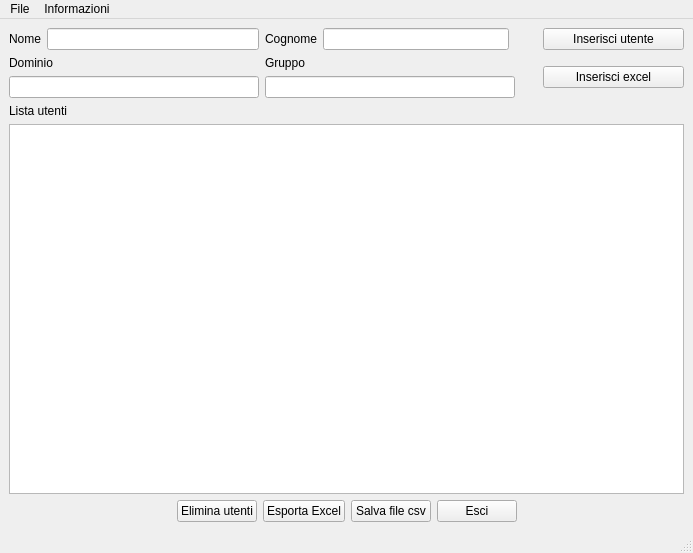
Above: src/mainwindow.ui from kratos83/UtentiGSuite before the change. Below: the same form after it.
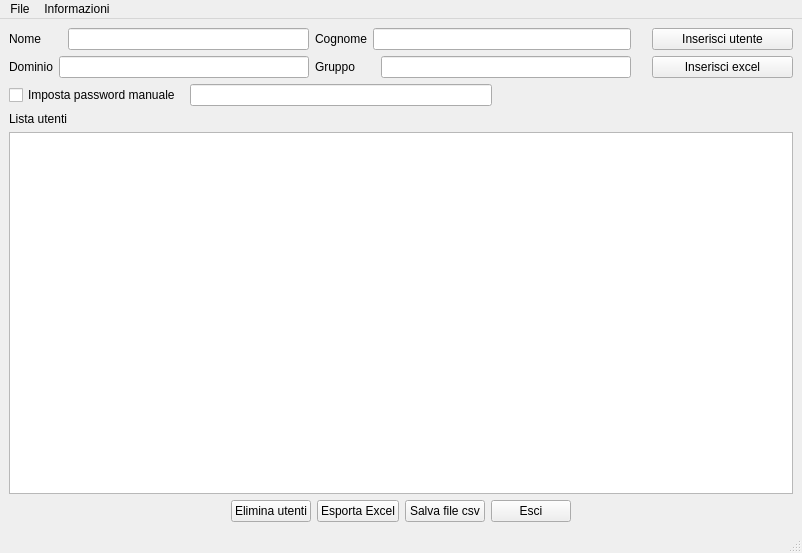
That is the form after the change. Icons and pictures are not drawn.

```diff
--- a/src/mainwindow.ui
+++ b/src/mainwindow.ui
@@ -6,7 +6,7 @@
    <rect>
     <x>0</x>
     <y>0</y>
-    <width>693</width>
+    <width>802</width>
     <height>553</height>
    </rect>
   </property>
@@ -15,35 +15,129 @@
   </property>
   <widget class="QWidget" name="centralwidget">
    <layout class="QGridLayout" name="gridLayout">
-    <item row="0" column="0">
-     <layout class="QHBoxLayout" name="horizontalLayout_3">
+    <item row="4" column="0" colspan="3">
+     <layout class="QHBoxLayout" name="horizontalLayout">
       <item>
-       <widget class="QLabel" name="label">
+       <spacer name="horizontalSpacer">
+        <property name="orientation">
+         <enum>Qt::Horizontal</enum>
+        </property>
+        <property name="sizeHint" stdset="0">
+         <size>
+          <width>40</width>
+          <height>20</height>
+         </size>
+        </property>
+       </spacer>
+      </item>
+      <item>
+       <widget class="QPushButton" name="pushButtonRemove">
         <property name="text">
-         <string>Nome</string>
+         <string>Elimina utenti</string>
         </property>
+        <property name="icon">
+         <iconset resource="images.qrc">
+          <normaloff>:/images/edit-delete.png</normaloff>:/images/edit-delete.png</iconset>
+        </property>
+        <property name="iconSize">
+         <size>
+          <width>24</width>
+          <height>24</height>
+         </size>
+        </property>
        </widget>
       </item>
       <item>
-       <widget class="QLineEdit" name="lineEditNome"/>
+       <widget class="QPushButton" name="pushButtonExcel">
+        <property name="text">
+         <string>Esporta Excel</string>
+        </property>
+        <property name="icon">
+         <iconset resource="images.qrc">
+          <normaloff>:/images/excel.png</normaloff>:/images/excel.png</iconset>
+        </property>
+        <property name="iconSize">
+         <size>
+          <width>24</width>
+          <height>24</height>
+         </size>
+        </property>
+       </widget>
       </item>
+      <item>
+       <widget class="QPushButton" name="fileCSV">
+        <property name="text">
+         <string>Salva file csv</string>
+        </property>
+        <property name="icon">
+         <iconset resource="images.qrc">
+          <normaloff>:/images/csv.png</normaloff>:/images/csv.png</iconset>
+        </property>
+        <property name="iconSize">
+         <size>
+          <width>24</width>
+          <height>24</height>
+         </size>
+        </property>
+       </widget>
+      </item>
+      <item>
+       <widget class="QPushButton" name="pushButton_2">
+        <property name="text">
+         <string>Esci</string>
+        </property>
+        <property name="icon">
+         <iconset resource="images.qrc">
+          <normaloff>:/images/application-exit.png</normaloff>:/images/application-exit.png</iconset>
+        </property>
+        <property name="iconSize">
+         <size>
+          <width>24</width>
+          <height>24</height>
+         </size>
+        </property>
+        <property name="shortcut">
+         <string>Ctrl+S</string>
+        </property>
+       </widget>
+      </item>
+      <item>
+       <spacer name="horizontalSpacer_2">
+        <property name="orientation">
+         <enum>Qt::Horizontal</enum>
+        </property>
+        <property name="sizeHint" stdset="0">
+         <size>
+          <width>40</width>
+          <height>20</height>
+         </size>
+        </property>
+       </spacer>
+      </item>
      </layout>
     </item>
-    <item row="0" column="1">
-     <layout class="QHBoxLayout" name="horizontalLayout_4">
+    <item row="1" column="0">
+     <layout class="QHBoxLayout" name="horizontalLayout_7">
       <item>
-       <widget class="QLabel" name="label_3">
+       <widget class="QLabel" name="label_2">
         <property name="text">
-         <string>Cognome</string>
+         <string>Dominio</string>
         </property>
        </widget>
       </item>
       <item>
-       <widget class="QLineEdit" name="lineEditCognome"/>
+       <widget class="QLineEdit" name="lineEditDominio">
+        <property name="minimumSize">
+         <size>
+          <width>250</width>
+          <height>0</height>
+         </size>
+        </property>
+       </widget>
       </item>
      </layout>
     </item>
-    <item row="0" column="2" colspan="2">
+    <item row="0" column="2">
      <layout class="QHBoxLayout" name="horizontalLayout_5">
       <item>
        <spacer name="horizontalSpacer_4">
@@ -92,49 +186,48 @@
       </item>
      </layout>
     </item>
-    <item row="1" column="0">
-     <layout class="QVBoxLayout" name="verticalLayout_2">
+    <item row="0" column="1">
+     <layout class="QHBoxLayout" name="horizontalLayout_4">
       <item>
-       <widget class="QLabel" name="label_2">
+       <widget class="QLabel" name="label_3">
         <property name="text">
-         <string>Dominio</string>
+         <string>Cognome</string>
         </property>
        </widget>
       </item>
       <item>
-       <widget class="QLineEdit" name="lineEditDominio">
-        <property name="minimumSize">
-         <size>
-          <width>250</width>
-          <height>0</height>
-         </size>
-        </property>
-       </widget>
+       <widget class="QLineEdit" name="lineEditCognome"/>
       </item>
      </layout>
     </item>
-    <item row="1" column="1" colspan="2">
-     <layout class="QVBoxLayout" name="verticalLayout_5">
+    <item row="2" column="0" colspan="3">
+     <layout class="QHBoxLayout" name="horizontalLayout_6">
       <item>
-       <widget class="QLabel" name="label_5">
+       <widget class="QCheckBox" name="checkBox">
         <property name="text">
-         <string>Gruppo</string>
+         <string>Imposta password manuale </string>
         </property>
        </widget>
       </item>
       <item>
-       <widget class="QLineEdit" name="lineEditGruppo">
-        <property name="minimumSize">
+       <widget class="QLineEdit" name="lineEditPasswordManuale"/>
+      </item>
+      <item>
+       <spacer name="horizontalSpacer_5">
+        <property name="orientation">
+         <enum>Qt::Horizontal</enum>
+        </property>
+        <property name="sizeHint" stdset="0">
          <size>
-          <width>250</width>
-          <height>0</height>
+          <width>40</width>
+          <height>20</height>
          </size>
         </property>
-       </widget>
+       </spacer>
       </item>
      </layout>
     </item>
-    <item row="1" column="3">
+    <item row="1" column="2">
      <layout class="QHBoxLayout" name="horizontalLayout_2">
       <item>
        <spacer name="horizontalSpacer_3">
@@ -180,7 +273,34 @@
       </item>
      </layout>
     </item>
-    <item row="2" column="0" colspan="4">
+    <item row="1" column="1">
+     <layout class="QHBoxLayout" name="horizontalLayout_8">
+      <item>
+       <widget class="QLabel" name="label_5">
+        <property name="minimumSize">
+         <size>
+          <width>60</width>
+          <height>0</height>
+         </size>
+        </property>
+        <property name="text">
+         <string>Gruppo</string>
+        </property>
+       </widget>
+      </item>
+      <item>
+       <widget class="QLineEdit" name="lineEditGruppo">
+        <property name="minimumSize">
+         <size>
+          <width>250</width>
+          <height>0</height>
+         </size>
+        </property>
+       </widget>
+      </item>
+     </layout>
+    </item>
+    <item row="3" column="0" colspan="3">
      <layout class="QVBoxLayout" name="verticalLayout_4">
       <item>
        <widget class="QLabel" name="label_4">
@@ -194,104 +314,23 @@
       </item>
      </layout>
     </item>
-    <item row="3" column="0" colspan="4">
-     <layout class="QHBoxLayout" name="horizontalLayout">
+    <item row="0" column="0">
+     <layout class="QHBoxLayout" name="horizontalLayout_3">
       <item>
-       <spacer name="horizontalSpacer">
-        <property name="orientation">
-         <enum>Qt::Horizontal</enum>
-        </property>
-        <property name="sizeHint" stdset="0">
+       <widget class="QLabel" name="label">
+        <property name="minimumSize">
          <size>
-          <width>40</width>
-          <height>20</height>
+          <width>53</width>
+          <height>0</height>
          </size>
         </property>
-       </spacer>
-      </item>
-      <item>
-       <widget class="QPushButton" name="pushButtonRemove">
         <property name="text">
-         <string>Elimina utenti</string>
+         <string>Nome</string>
         </property>
-        <property name="icon">
-         <iconset resource="images.qrc">
-          <normaloff>:/images/edit-delete.png</normaloff>:/images/edit-delete.png</iconset>
-        </property>
-        <property name="iconSize">
-         <size>
-          <width>24</width>
-          <height>24</height>
-         </size>
-        </property>
        </widget>
       </item>
       <item>
-       <widget class="QPushButton" name="pushButtonExcel">
-        <property name="text">
-         <string>Esporta Excel</string>
-        </property>
-        <property name="icon">
-         <iconset resource="images.qrc">
-          <normaloff>:/images/excel.png</normaloff>:/images/excel.png</iconset>
-        </property>
-        <property name="iconSize">
-         <size>
-          <width>24</width>
-          <height>24</height>
-         </size>
-        </property>
-       </widget>
-      </item>
-      <item>
-       <widget class="QPushButton" name="fileCSV">
-        <property name="text">
-         <string>Salva file csv</string>
-        </property>
-        <property name="icon">
-         <iconset resource="images.qrc">
-          <normaloff>:/images/csv.png</normaloff>:/images/csv.png</iconset>
-        </property>
-        <property name="iconSize">
-         <size>
-          <width>24</width>
-          <height>24</height>
-         </size>
-        </property>
-       </widget>
-      </item>
-      <item>
-       <widget class="QPushButton" name="pushButton_2">
-        <property name="text">
-         <string>Esci</string>
-        </property>
-        <property name="icon">
-         <iconset resource="images.qrc">
-          <normaloff>:/images/application-exit.png</normaloff>:/images/application-exit.png</iconset>
-        </property>
-        <property name="iconSize">
-         <size>
-          <width>24</width>
-          <height>24</height>
-         </size>
-        </property>
-        <property name="shortcut">
-         <string>Ctrl+S</string>
-        </property>
-       </widget>
-      </item>
-      <item>
-       <spacer name="horizontalSpacer_2">
-        <property name="orientation">
-         <enum>Qt::Horizontal</enum>
-        </property>
-        <property name="sizeHint" stdset="0">
-         <size>
-          <width>40</width>
-          <height>20</height>
-         </size>
-        </property>
-       </spacer>
+       <widget class="QLineEdit" name="lineEditNome"/>
       </item>
      </layout>
     </item>
@@ -302,7 +341,7 @@
     <rect>
      <x>0</x>
      <y>0</y>
-     <width>693</width>
+     <width>802</width>
      <height>30</height>
     </rect>
    </property>
```
Left out of the diff: 2 changed lines with no effect on the pictures.
